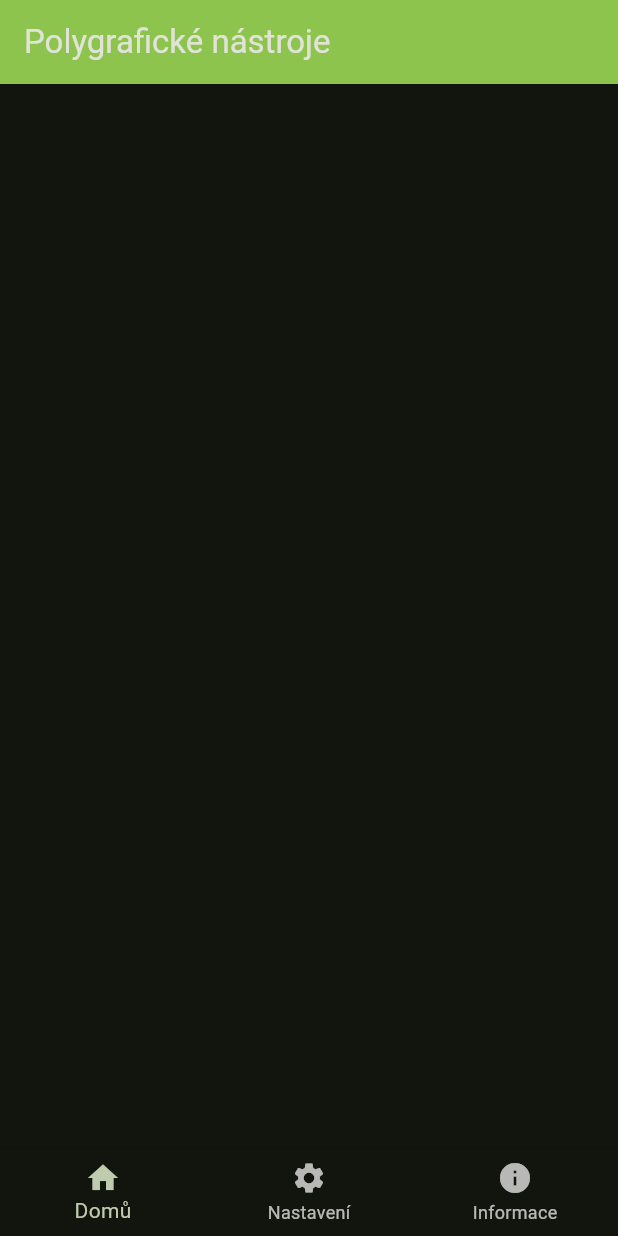
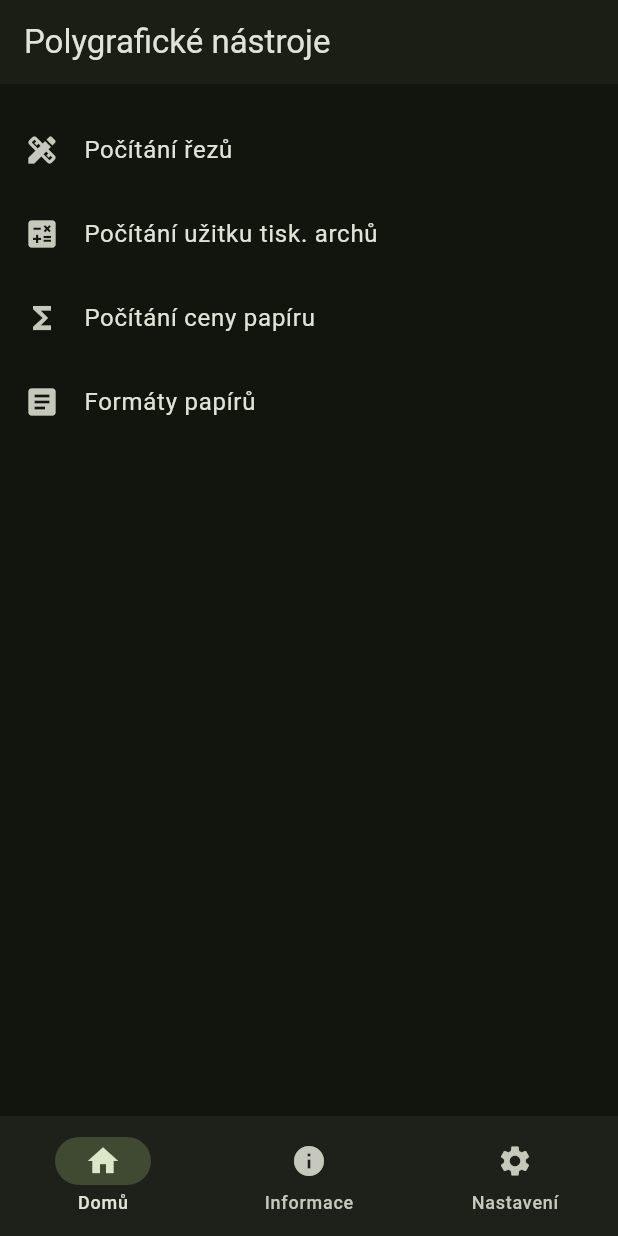
Before and after one commit to lksmasin/polygrafie-flutter, a Flutter app: the screen it shows after launch, on a phone screen of 412 x 824 dp. Run offline on Flutter 3.47's test engine with Material 3 defaults, Android fonts, the light colour scheme and no system bars.

Commit message:
pokračování prací

```diff
--- a/lib/main.dart
+++ b/lib/main.dart
@@ -12,7 +12,7 @@ class MyApp extends StatelessWidget {
   @override
   Widget build(BuildContext context) {
     return MaterialApp(
-      title: "Název",
+      title: "",
       theme: ThemeData(
         useMaterial3: true,
         colorScheme: ColorScheme.fromSeed(
@@ -21,7 +21,42 @@ class MyApp extends StatelessWidget {
         ),
       ),
       debugShowCheckedModeBanner: false,
-      home: const HomePage()
+      home: const RootPage()
     );
   }
 }
+
+class RootPage extends StatefulWidget {
+  const RootPage({super.key});
+
+  @override
+  State<RootPage> createState() => _RootPageState();
+}
+
+
+class _RootPageState extends State<RootPage> {
+int currentPage = 0;
+  @override
+  Widget build(BuildContext context) {
+    return Scaffold(
+      appBar: AppBar(
+        title: Text("Polygrafické nástroje"),
+        elevation: 1,
+      ),
+      body: HomePage(),
+      bottomNavigationBar: NavigationBar(
+        destinations: const [
+          NavigationDestination(icon: Icon(Icons.home), label: "Domů"),
+          NavigationDestination(icon: Icon(Icons.info), label: "Informace"),
+          NavigationDestination(icon: Icon(Icons.settings), label: "Nastavení"),
+        ],
+        onDestinationSelected: (int index){
+          setState(() {
+            currentPage = index;
+          });
+        },
+        selectedIndex: currentPage,
+      ),
+    );
+  }
+}
--- a/lib/pages/home.dart
+++ b/lib/pages/home.dart
@@ -7,24 +7,46 @@ class HomePage extends StatelessWidget {
   Widget build(BuildContext context) {
     return Scaffold(
       appBar: AppBar(
-        title: const Text("Polygrafické nástroje"),
-        backgroundColor: Colors.lightGreen,
-        elevation: 1,
+        toolbarHeight: 0, // Skryje AppBar
       ),
-
-      bottomNavigationBar: BottomNavigationBar(
-        items: const [
-          BottomNavigationBarItem(
-            icon: Icon(Icons.home),
-            label: "Domů",
+      body: Column(
+        crossAxisAlignment: CrossAxisAlignment.start, // Zarovnání na levou stranu
+        children: [
+          // První řádek s tlačítky zarovnaný vlevo
+          Padding(
+            padding: const EdgeInsets.all(8.0),
           ),
-          BottomNavigationBarItem(
-            icon: Icon(Icons.settings),
-            label: "Nastavení",
-          ),
-          BottomNavigationBarItem(
-            icon: Icon(Icons.info),
-            label: "Informace",
+          //Divider(),
+          // Menu nástrojů
+          Expanded(
+            child: ListView(
+              children: [
+                ListTile(
+                  leading: const Icon(Icons.design_services),
+                  title: const Text('Počítání řezů'),
+                  onTap: () {
+                  },
+                ),
+                ListTile(
+                  leading: const Icon(Icons.calculate),
+                  title: const Text('Počítání užitku tisk. archů'),
+                  onTap: () {
+                  },
+                ),
+                ListTile(
+                  leading: const Icon(Icons.functions),
+                  title: const Text('Počítání ceny papíru'),
+                  onTap: () {
+                  },
+                ),
+                ListTile(
+                  leading: const Icon(Icons.article),
+                  title: const Text('Formáty papírů'),
+                  onTap: () {
+                  },
+                ),
+              ],
+            ),
           ),
         ],
       ),
--- /dev/null
+++ b/lib/pages/infermace.dart
@@ -0,0 +1 @@
+import 'package:flutter/material.dart';
```
Also changed, not shown: 4 other files.
